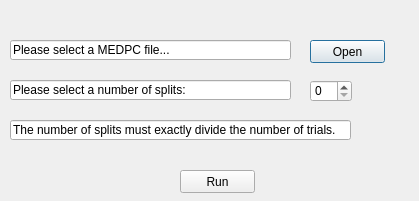
This is MedPCBinCount/src/main/resources/base/MedPC_Split.ui in seankmartin/Claustrum_Experiment as Qt 5 draws it before an edit. The edited form follows.
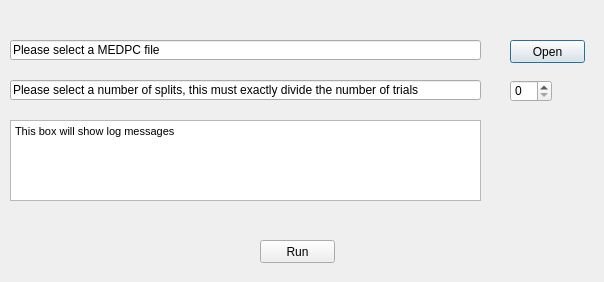
This is the edited form.

Commit message: Updated UI and error checking

The edit to the form file:
```diff
--- a/MedPCBinCount/src/main/resources/base/MedPC_Split.ui
+++ b/MedPCBinCount/src/main/resources/base/MedPC_Split.ui
@@ -6,17 +6,23 @@
    <rect>
     <x>0</x>
     <y>0</y>
-    <width>419</width>
-    <height>201</height>
+    <width>604</width>
+    <height>282</height>
    </rect>
   </property>
+  <property name="sizePolicy">
+   <sizepolicy hsizetype="Fixed" vsizetype="Fixed">
+    <horstretch>0</horstretch>
+    <verstretch>0</verstretch>
+   </sizepolicy>
+  </property>
   <property name="windowTitle">
    <string>MedPC Split</string>
   </property>
   <widget class="QSpinBox" name="SplitsSpinBox">
    <property name="geometry">
     <rect>
-     <x>310</x>
+     <x>510</x>
      <y>80</y>
      <width>42</width>
      <height>22</height>
@@ -28,18 +34,18 @@
     <rect>
      <x>10</x>
      <y>40</y>
-     <width>281</width>
+     <width>471</width>
      <height>20</height>
     </rect>
    </property>
    <property name="text">
-    <string>Please select a MEDPC file...</string>
+    <string>Please select a MEDPC file</string>
    </property>
   </widget>
   <widget class="QPushButton" name="FileSelectButton">
    <property name="geometry">
     <rect>
-     <x>310</x>
+     <x>510</x>
      <y>40</y>
      <width>75</width>
      <height>23</height>
@@ -52,8 +58,8 @@
   <widget class="QPushButton" name="pushButton">
    <property name="geometry">
     <rect>
-     <x>180</x>
-     <y>170</y>
+     <x>260</x>
+     <y>240</y>
      <width>75</width>
      <height>23</height>
     </rect>
@@ -67,25 +73,29 @@
     <rect>
      <x>10</x>
      <y>80</y>
-     <width>281</width>
+     <width>471</width>
      <height>20</height>
     </rect>
    </property>
    <property name="text">
-    <string>Please select a number of splits:</string>
+    <string>Please select a number of splits, this must exactly divide the number of trials</string>
    </property>
   </widget>
-  <widget class="QLineEdit" name="lineEdit_2">
+  <widget class="QTextEdit" name="LogText">
    <property name="geometry">
     <rect>
      <x>10</x>
      <y>120</y>
-     <width>341</width>
-     <height>20</height>
+     <width>471</width>
+     <height>81</height>
     </rect>
    </property>
-   <property name="text">
-    <string>The number of splits must exactly divide the number of trials.</string>
+   <property name="html">
+    <string>&lt;!DOCTYPE HTML PUBLIC &quot;-//W3C//DTD HTML 4.0//EN&quot; &quot;http://www.w3.org/TR/REC-html40/strict.dtd&quot;&gt;
+&lt;html&gt;&lt;head&gt;&lt;meta name=&quot;qrichtext&quot; content=&quot;1&quot; /&gt;&lt;style type=&quot;text/css&quot;&gt;
+p, li { white-space: pre-wrap; }
+&lt;/style&gt;&lt;/head&gt;&lt;body style=&quot; font-family:'MS Shell Dlg 2'; font-size:8.25pt; font-weight:400; font-style:normal;&quot;&gt;
+&lt;p style=&quot; margin-top:0px; margin-bottom:0px; margin-left:0px; margin-right:0px; -qt-block-indent:0; text-indent:0px;&quot;&gt;&lt;span style=&quot; font-size:8pt;&quot;&gt;This box will show log messages&lt;/span&gt;&lt;/p&gt;&lt;/body&gt;&lt;/html&gt;</string>
    </property>
   </widget>
  </widget>
```
The commit also changes 2 other files.
